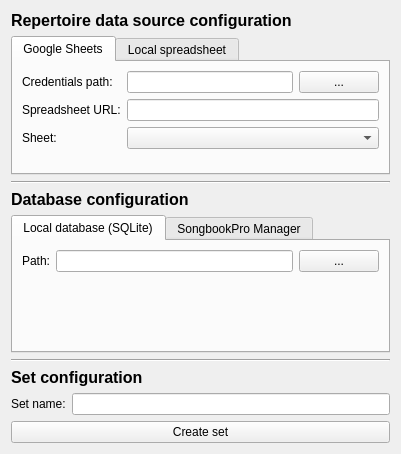
Above: src/ui/set-creator.ui from Veljko121/songbookpro-manager-set-automation before the change. Below: the same form after it.
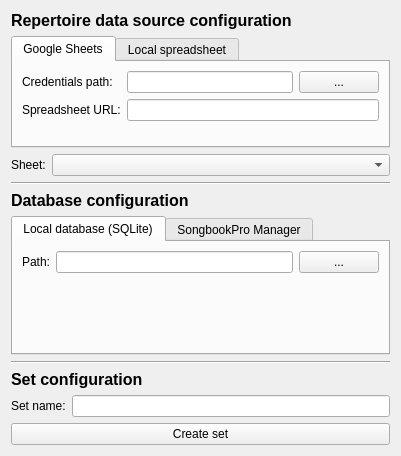
That is the form after the change.

What changed in the file:
```diff
--- a/src/ui/set-creator.ui
+++ b/src/ui/set-creator.ui
@@ -7,7 +7,7 @@
     <x>0</x>
     <y>0</y>
     <width>401</width>
-    <height>454</height>
+    <height>456</height>
    </rect>
   </property>
   <property name="windowTitle">
@@ -78,23 +78,6 @@
            <item row="1" column="1">
             <widget class="QLineEdit" name="spreadsheetURLLineEdit"/>
            </item>
-           <item row="2" column="0">
-            <widget class="QLabel" name="googleSheetLabel">
-             <property name="text">
-              <string>Sheet:</string>
-             </property>
-            </widget>
-           </item>
-           <item row="2" column="1">
-            <widget class="QComboBox" name="googleSheetComboBox">
-             <property name="sizePolicy">
-              <sizepolicy hsizetype="Expanding" vsizetype="Fixed">
-               <horstretch>0</horstretch>
-               <verstretch>0</verstretch>
-              </sizepolicy>
-             </property>
-            </widget>
-           </item>
           </layout>
          </item>
         </layout>
@@ -130,15 +113,23 @@
              </item>
             </layout>
            </item>
-           <item row="1" column="0">
-            <widget class="QLabel" name="localSheetLabel">
+          </layout>
+         </item>
+        </layout>
+       </widget>
+      </widget>
+     </item>
+     <item>
+      <layout class="QFormLayout" name="formLayout">
+       <item row="0" column="0">
+        <widget class="QLabel" name="googleSheetLabel_2">
              <property name="text">
               <string>Sheet:</string>
              </property>
             </widget>
            </item>
-           <item row="1" column="1">
-            <widget class="QComboBox" name="localSheetComboBox">
+       <item row="0" column="1">
+        <widget class="QComboBox" name="googleSheetComboBox_2">
              <property name="sizePolicy">
               <sizepolicy hsizetype="Expanding" vsizetype="Fixed">
                <horstretch>0</horstretch>
@@ -148,10 +139,6 @@
             </widget>
            </item>
           </layout>
-         </item>
-        </layout>
-       </widget>
-      </widget>
      </item>
     </layout>
    </item>
```
Lines whose indentation alone changed are shown as unchanged.
